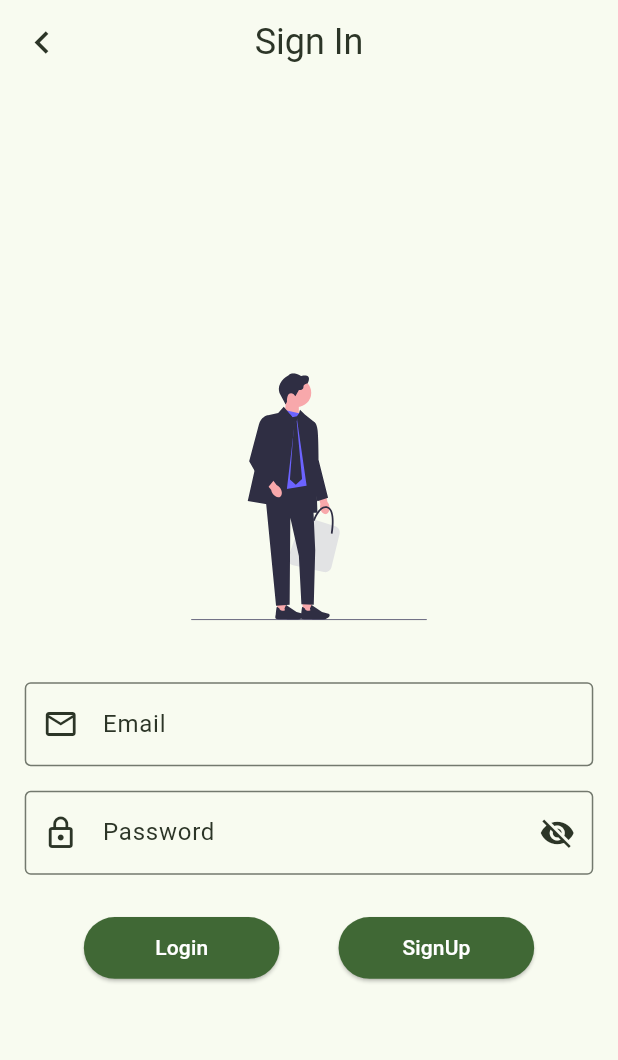
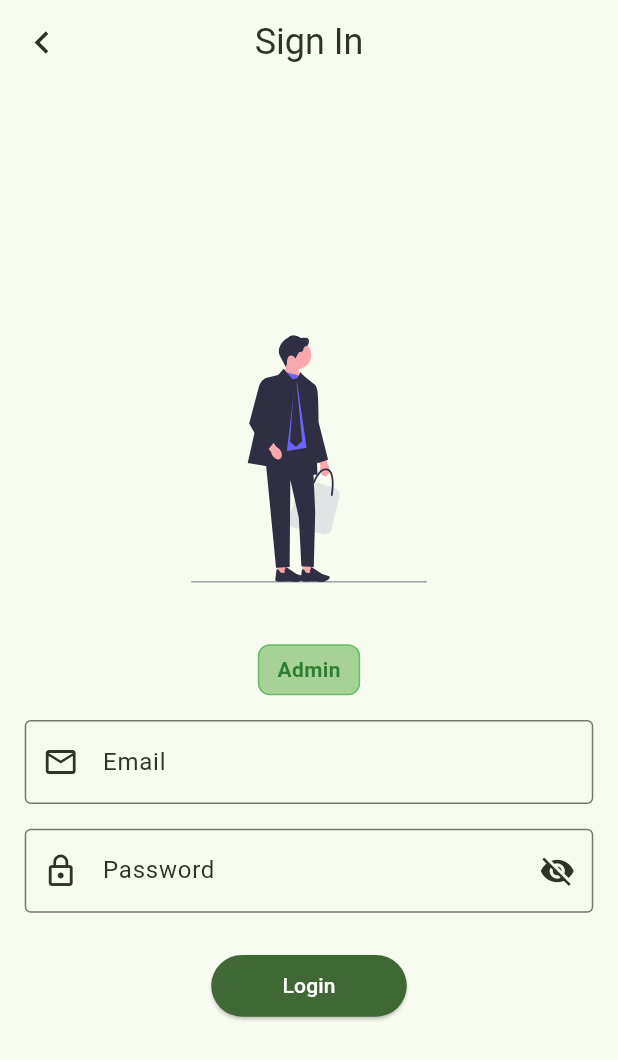
Before and after one commit to Pavel401/DineSync, a Flutter app: the screen it shows after launch, after a tap on "Admin", on a phone screen of 412 x 824 dp. Shown: the top 1060 px of the screen. Run offline on Flutter 3.47's test engine with Material 3 defaults, Android fonts, the phone set to English and light mode, and no system bars; our stand-ins replace cached_network_image, cloud_firestore, dotted_border, dotted_line, equatable, firebase_analytics and 21 more; missing offline and left inert: flutter_swipe_button, niimbot_label_printer; accounts and stored records are empty.

Commit message:
Pass user type to SignInView and update UI elements for role-specific display

```diff
--- a/lib/app/modules/Auth/views/sign_in_view.dart
+++ b/lib/app/modules/Auth/views/sign_in_view.dart
@@ -1,4 +1,5 @@
 import 'package:cho_nun_btk/app/components/custom_buttons.dart';
+import 'package:cho_nun_btk/app/constants/colors.dart';
 import 'package:cho_nun_btk/app/constants/enums.dart';
 import 'package:cho_nun_btk/app/constants/paddings.dart';
 import 'package:cho_nun_btk/app/models/auth/authmodels.dart';
@@ -13,7 +14,8 @@ import 'package:get/get.dart';
 import 'package:sizer/sizer.dart';
 
 class SignInView extends StatefulWidget {
-  const SignInView({super.key});
+  final UserType userType;
+  const SignInView({super.key, required this.userType});
 
   @override
   State<SignInView> createState() => _SignInViewState();
@@ -57,7 +59,6 @@ class _SignInViewState extends State<SignInView> {
                   children: [
                     SizedBox(height: isLargeScreen ? 8.h : 5.h),
 
-                    // User Type Icon
                     Center(
                       child: SvgPicture.asset(
                         authController.selectedUserType == UserType.CHEF
@@ -69,9 +70,33 @@ class _SignInViewState extends State<SignInView> {
                         height: isLargeScreen ? 15.h : 20.h,
                       ),
                     ),
+
                     SizedBox(height: isLargeScreen ? 8.h : 5.h),
 
+                    Container(
+                      padding: const EdgeInsets.symmetric(
+                          horizontal: 12, vertical: 6),
+                      decoration: BoxDecoration(
+                        color: AppColors.primaryDark,
+                        borderRadius: BorderRadius.circular(8),
+                        border: Border.all(color: Colors.green.shade400),
+                      ),
+                      child: Text(
+                        widget.userType == UserType.WAITER
+                            ? 'Bar'
+                            : widget.userType == UserType.CHEF
+                                ? 'Kitchen'
+                                : 'Admin',
+                        style: context.textTheme.bodyMedium?.copyWith(
+                          color: Colors.green.shade800,
+                          fontWeight: FontWeight.bold,
+                        ),
+                      ),
+                    ),
+                    SizedBox(height: isLargeScreen ? 4.h : 2.h),
+
                     // Email Field
+
                     TextFormField(
                       controller: authController.emailController,
                       autovalidateMode: AutovalidateMode.onUserInteraction,
@@ -84,6 +109,7 @@ class _SignInViewState extends State<SignInView> {
                         border: const OutlineInputBorder(),
                       ),
                     ),
+
                     SizedBox(height: isLargeScreen ? 3.h : 2.h),
 
                     // Password Field
@@ -116,7 +142,9 @@ class _SignInViewState extends State<SignInView> {
 
                     // Login Button
                     Row(
-                      mainAxisAlignment: MainAxisAlignment.spaceEvenly,
+                      mainAxisAlignment: widget.userType == UserType.ADMIN
+                          ? MainAxisAlignment.center
+                          : MainAxisAlignment.spaceEvenly,
                       children: [
                         CafePrimaryButton(
                           width: isLargeScreen ? 20.w : 20.w,
@@ -185,7 +213,9 @@ class _SignInViewState extends State<SignInView> {
                             }
                           },
                         ),
-                        CafePrimaryButton(
+                        widget.userType == UserType.ADMIN
+                            ? SizedBox()
+                            : CafePrimaryButton(
                                 buttonTitle: "SignUp",
                                 width: isLargeScreen ? 20.w : 20.w,
                                 onPressed: () async {
@@ -198,21 +228,23 @@ class _SignInViewState extends State<SignInView> {
 
                                     UserModel user = UserModel(
                                       uid: '',
-                                email: authController.emailController.text,
+                                      email:
+                                          authController.emailController.text,
                                       name: '',
                                       photoUrl: '',
                                       phone: '',
                                       address: '',
                                       userType: authController.selectedUserType,
-                                password:
-                                    authController.passwordController.text,
+                                      password: authController
+                                          .passwordController.text,
                                       blocked: false,
                                       joinedOn: DateTime.now(),
                                       lastLogin: DateTime.now(),
                                       fcmToken: '',
                                     );
 
-                              QueryStatus status = await authController.signUp(
+                                    QueryStatus status =
+                                        await authController.signUp(
                                       context: context,
                                       email: user.email,
                                       password: user.password,
@@ -229,7 +261,8 @@ class _SignInViewState extends State<SignInView> {
 
                                       if (authController.firebaseUser != null &&
                                           authController.userModel != null) {
-                                  if (authController.userModel!.userType ==
+                                        if (authController
+                                                .userModel!.userType ==
                                             UserType.ADMIN) {
                                           view = AdminHomeView();
                                         } else if (authController
```
Lines whose indentation alone changed are shown as unchanged.
